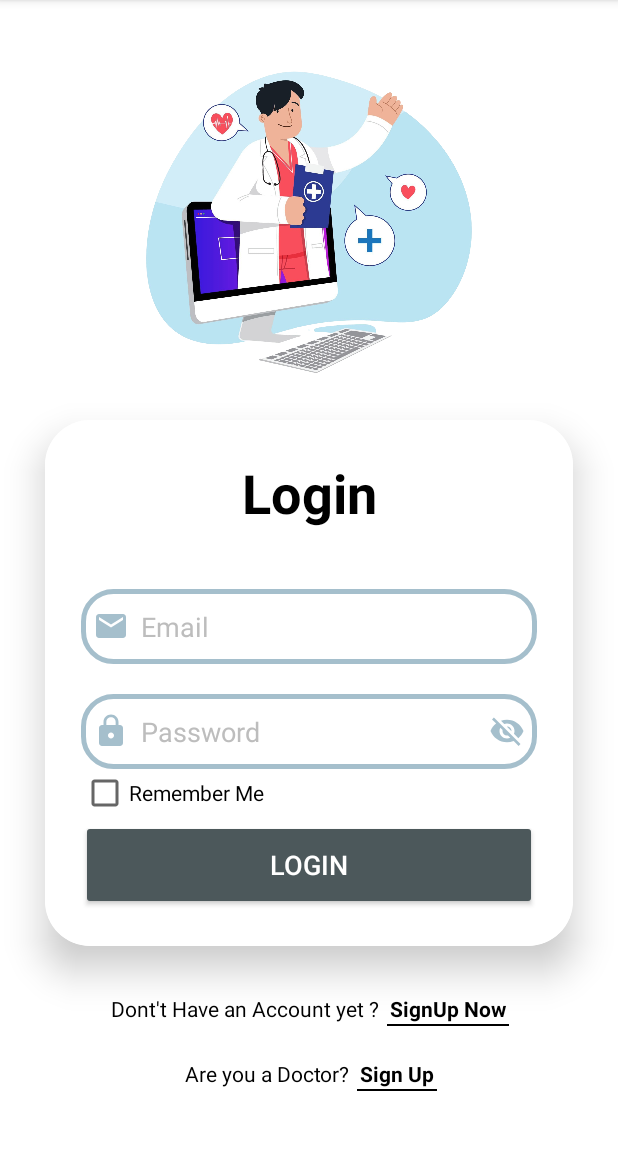
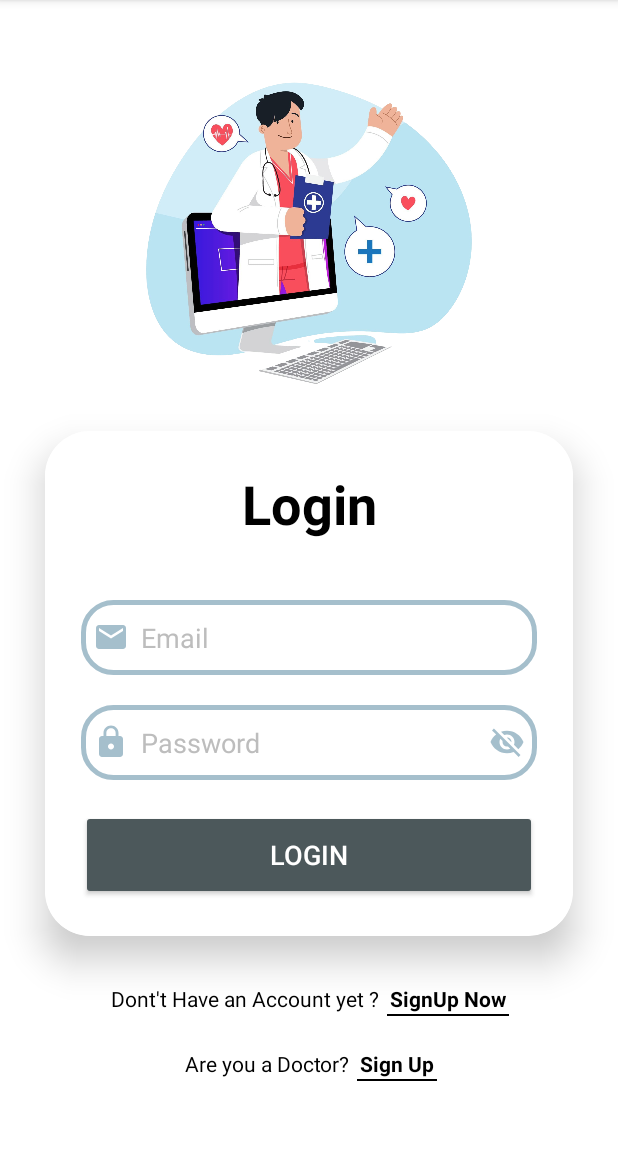
Before and after one commit to WRATHexe/DoctorsAppointmentApp, an Android app: the screen it shows after launch (LogInActivity), on a phone screen of 412 x 824 dp, the part 84-1234 px from its top. Run offline under Robolectric (Android 15) with nearby library versions, the light colour scheme and no system bars; our stand-ins replace Firebase (no records; nobody signed in at launch, a user with empty details on screens opened directly).

Commit message:
Revert "binturi"

```diff
--- a/app/src/main/java/cse489/project/doctorsappointmentapp/Homepage.java
+++ b/app/src/main/java/cse489/project/doctorsappointmentapp/Homepage.java
@@ -13,7 +13,6 @@ import android.util.Log;
 import android.view.View;
 import android.view.Window;
 import android.widget.Button;
-import android.widget.CheckBox;
 import android.widget.ImageView;
 import android.widget.LinearLayout;
 import android.widget.ScrollView;
@@ -77,6 +76,7 @@ public class Homepage extends AppCompatActivity {
         history = findViewById(R.id.history);
         //empty = findViewById(R.id.empty);
         appointmentsLayout = findViewById(R.id.appointments_layout);
+
     }
 
     private void checkUserAuthentication() {
--- a/app/src/main/res/layout/activity_log_in.xml
+++ b/app/src/main/res/layout/activity_log_in.xml
@@ -69,11 +69,6 @@
                 android:textColorHint="@color/grey"
                 android:textColorHighlight="@color/cardview_dark_background"
                 android:layout_marginTop="20dp"/>
-            <CheckBox
-                android:layout_width="wrap_content"
-                android:layout_height="wrap_content"
-                android:text="Remember Me"
-                android:id="@+id/rememberMe"/>
             <RelativeLayout
                 android:layout_width="match_parent"
                 android:layout_height="match_parent">
@@ -85,12 +80,12 @@
                     android:text="Login"
                     android:textColor="@color/white"
                     android:textSize="18sp"
-                    android:layout_marginTop="2dp"
+                    android:layout_marginTop="20dp"
                     android:backgroundTint="@color/theme2"
                     app:cornerRadius="20dp"
                     android:onClick="onLoginButtonClick"/>
                 <ProgressBar
-                    android:layout_margin="2dp"
+                    android:layout_margin="25dp"
                     android:id="@+id/progressBar"
                     android:layout_width="wrap_content"
                     android:layout_height="wrap_content"
--- a/app/src/main/res/layout/activity_sign_up.xml
+++ b/app/src/main/res/layout/activity_sign_up.xml
@@ -102,7 +102,7 @@
                 android:textSize="18sp"
                 android:textColor="@color/white"
                 android:layout_marginTop="20dp"
-                android:backgroundTint="@color/theme2"
+                android:backgroundTint="@color/theme"
                 app:cornerRadius = "20dp"/>
             <ProgressBar
                 android:layout_margin="25dp"
```
Also changed, not shown: app/src/main/java/cse489/project/doctorsappointmentapp/LogInActivity.java (+1 -35 lines), app/src/main/res/drawable/doc.png.
